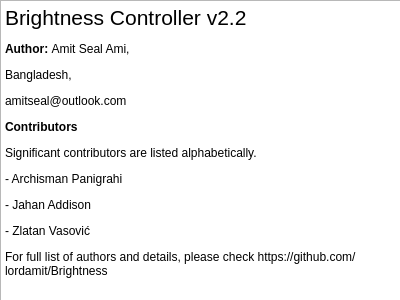
The window that src/ui/about.ui (LordAmit/Brightness) describes before a commit, drawn with Qt 5.
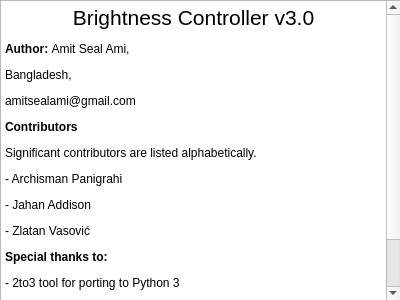
The same window after the commit.

Commit message: update about, license, etc.

```diff
--- a/src/ui/about.ui
+++ b/src/ui/about.ui
@@ -44,17 +44,20 @@
     <string>&lt;!DOCTYPE HTML PUBLIC &quot;-//W3C//DTD HTML 4.0//EN&quot; &quot;http://www.w3.org/TR/REC-html40/strict.dtd&quot;&gt;
 &lt;html&gt;&lt;head&gt;&lt;meta name=&quot;qrichtext&quot; content=&quot;1&quot; /&gt;&lt;style type=&quot;text/css&quot;&gt;
 p, li { white-space: pre-wrap; }
-&lt;/style&gt;&lt;/head&gt;&lt;body style=&quot; font-family:'Sans'; font-size:9pt; font-weight:400; font-style:normal;&quot;&gt;
-&lt;p style=&quot; margin-top:12px; margin-bottom:12px; margin-left:0px; margin-right:0px; -qt-block-indent:0; text-indent:0px;&quot;&gt;&lt;span style=&quot; font-size:16pt;&quot;&gt;Brightness Controller v2.2&lt;/span&gt;&lt;/p&gt;
-&lt;p style=&quot; margin-top:12px; margin-bottom:12px; margin-left:0px; margin-right:0px; -qt-block-indent:0; text-indent:0px;&quot;&gt;&lt;span style=&quot; font-weight:600;&quot;&gt;Author: &lt;/span&gt;Amit Seal Ami, &lt;/p&gt;
-&lt;p style=&quot; margin-top:12px; margin-bottom:12px; margin-left:0px; margin-right:0px; -qt-block-indent:0; text-indent:0px;&quot;&gt;Bangladesh, &lt;/p&gt;
-&lt;p style=&quot; margin-top:12px; margin-bottom:12px; margin-left:0px; margin-right:0px; -qt-block-indent:0; text-indent:0px;&quot;&gt;amitseal@outlook.com&lt;/p&gt;
-&lt;p style=&quot; margin-top:12px; margin-bottom:12px; margin-left:0px; margin-right:0px; -qt-block-indent:0; text-indent:0px;&quot;&gt;&lt;span style=&quot; font-weight:600;&quot;&gt;Contributors&lt;/span&gt;&lt;/p&gt;
-&lt;p style=&quot; margin-top:12px; margin-bottom:12px; margin-left:0px; margin-right:0px; -qt-block-indent:0; text-indent:0px;&quot;&gt;Significant contributors are listed alphabetically.&lt;/p&gt;
-&lt;p style=&quot; margin-top:12px; margin-bottom:12px; margin-left:0px; margin-right:0px; -qt-block-indent:0; text-indent:0px;&quot;&gt;- Archisman Panigrahi&lt;/p&gt;
-&lt;p style=&quot; margin-top:12px; margin-bottom:12px; margin-left:0px; margin-right:0px; -qt-block-indent:0; text-indent:0px;&quot;&gt;- Jahan Addison&lt;/p&gt;
-&lt;p style=&quot; margin-top:12px; margin-bottom:12px; margin-left:0px; margin-right:0px; -qt-block-indent:0; text-indent:0px;&quot;&gt;- Zlatan Vasović&lt;/p&gt;
-&lt;p style=&quot; margin-top:12px; margin-bottom:12px; margin-left:0px; margin-right:0px; -qt-block-indent:0; text-indent:0px;&quot;&gt;For full list of authors and details, please check https://github.com/lordamit/Brightness&lt;/p&gt;&lt;/body&gt;&lt;/html&gt;</string>
+&lt;/style&gt;&lt;/head&gt;&lt;body style=&quot; font-family:'Noto Sans'; font-size:10pt; font-weight:400; font-style:normal;&quot;&gt;
+&lt;p align=&quot;center&quot; style=&quot; margin-top:12px; margin-bottom:12px; margin-left:0px; margin-right:0px; -qt-block-indent:0; text-indent:0px;&quot;&gt;&lt;span style=&quot; font-family:'Sans'; font-size:16pt;&quot;&gt;Brightness Controller v3.0&lt;/span&gt;&lt;/p&gt;
+&lt;p style=&quot; margin-top:12px; margin-bottom:12px; margin-left:0px; margin-right:0px; -qt-block-indent:0; text-indent:0px;&quot;&gt;&lt;span style=&quot; font-family:'Sans'; font-size:9pt; font-weight:600;&quot;&gt;Author: &lt;/span&gt;&lt;span style=&quot; font-family:'Sans'; font-size:9pt;&quot;&gt;Amit Seal Ami, &lt;/span&gt;&lt;/p&gt;
+&lt;p style=&quot; margin-top:12px; margin-bottom:12px; margin-left:0px; margin-right:0px; -qt-block-indent:0; text-indent:0px;&quot;&gt;&lt;span style=&quot; font-family:'Sans'; font-size:9pt;&quot;&gt;Bangladesh,&lt;/span&gt;&lt;/p&gt;
+&lt;p style=&quot; margin-top:12px; margin-bottom:12px; margin-left:0px; margin-right:0px; -qt-block-indent:0; text-indent:0px;&quot;&gt;&lt;span style=&quot; font-family:'Sans'; font-size:9pt;&quot;&gt;amitsealami@gmail.com&lt;/span&gt;&lt;/p&gt;
+&lt;p style=&quot; margin-top:12px; margin-bottom:12px; margin-left:0px; margin-right:0px; -qt-block-indent:0; text-indent:0px;&quot;&gt;&lt;span style=&quot; font-family:'Sans'; font-size:9pt; font-weight:600;&quot;&gt;Contributors&lt;/span&gt;&lt;/p&gt;
+&lt;p style=&quot; margin-top:12px; margin-bottom:12px; margin-left:0px; margin-right:0px; -qt-block-indent:0; text-indent:0px;&quot;&gt;&lt;span style=&quot; font-family:'Sans'; font-size:9pt;&quot;&gt;Significant contributors are listed alphabetically.&lt;/span&gt;&lt;/p&gt;
+&lt;p style=&quot; margin-top:12px; margin-bottom:12px; margin-left:0px; margin-right:0px; -qt-block-indent:0; text-indent:0px;&quot;&gt;&lt;span style=&quot; font-family:'Sans'; font-size:9pt;&quot;&gt;- Archisman Panigrahi&lt;/span&gt;&lt;/p&gt;
+&lt;p style=&quot; margin-top:12px; margin-bottom:12px; margin-left:0px; margin-right:0px; -qt-block-indent:0; text-indent:0px;&quot;&gt;&lt;span style=&quot; font-family:'Sans'; font-size:9pt;&quot;&gt;- Jahan Addison&lt;/span&gt;&lt;/p&gt;
+&lt;p style=&quot; margin-top:12px; margin-bottom:12px; margin-left:0px; margin-right:0px; -qt-block-indent:0; text-indent:0px;&quot;&gt;&lt;span style=&quot; font-family:'Sans'; font-size:9pt;&quot;&gt;- Zlatan Vasović&lt;/span&gt;&lt;/p&gt;
+&lt;p style=&quot; margin-top:12px; margin-bottom:12px; margin-left:0px; margin-right:0px; -qt-block-indent:0; text-indent:0px;&quot;&gt;&lt;span style=&quot; font-family:'Sans'; font-size:9pt; font-weight:600;&quot;&gt;Special thanks to:&lt;/span&gt;&lt;/p&gt;
+&lt;p style=&quot; margin-top:12px; margin-bottom:12px; margin-left:0px; margin-right:0px; -qt-block-indent:0; text-indent:0px;&quot;&gt;&lt;span style=&quot; font-family:'Sans'; font-size:9pt;&quot;&gt;- 2to3 tool for porting to Python 3&lt;/span&gt;&lt;/p&gt;
+&lt;p style=&quot; margin-top:12px; margin-bottom:12px; margin-left:0px; margin-right:0px; -qt-block-indent:0; text-indent:0px;&quot;&gt;&lt;span style=&quot; font-family:'Sans'; font-size:9pt;&quot;&gt;- Numerous Stack Overflow users&lt;/span&gt;&lt;/p&gt;
+&lt;p style=&quot; margin-top:12px; margin-bottom:12px; margin-left:0px; margin-right:0px; -qt-block-indent:0; text-indent:0px;&quot;&gt;&lt;span style=&quot; font-family:'Sans'; font-size:9pt;&quot;&gt;For full list of authors and details, please check &lt;/span&gt;&lt;a href=&quot;https://github.com/lordamit/Brightness&quot;&gt;&lt;span style=&quot; font-family:'Noto Sans'; text-decoration: underline; color:#3484e2;&quot;&gt;https://github.com/lordamit/Brightness&lt;/span&gt;&lt;/a&gt;&lt;/p&gt;&lt;/body&gt;&lt;/html&gt;</string>
    </property>
   </widget>
  </widget>
```
The commit also changes 3 other files.
